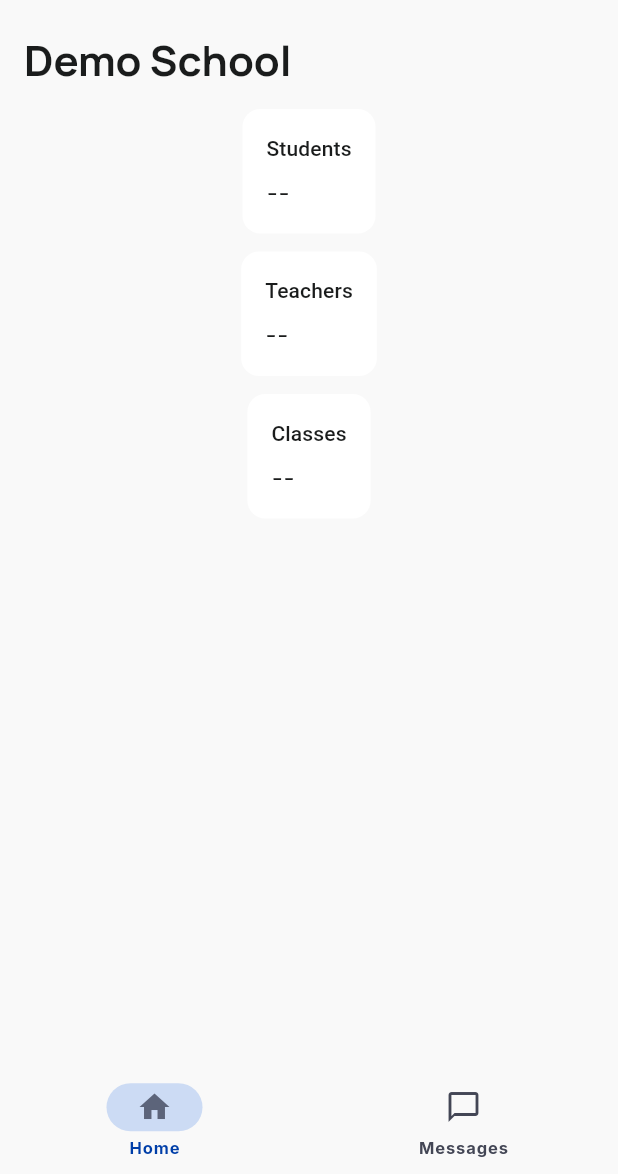
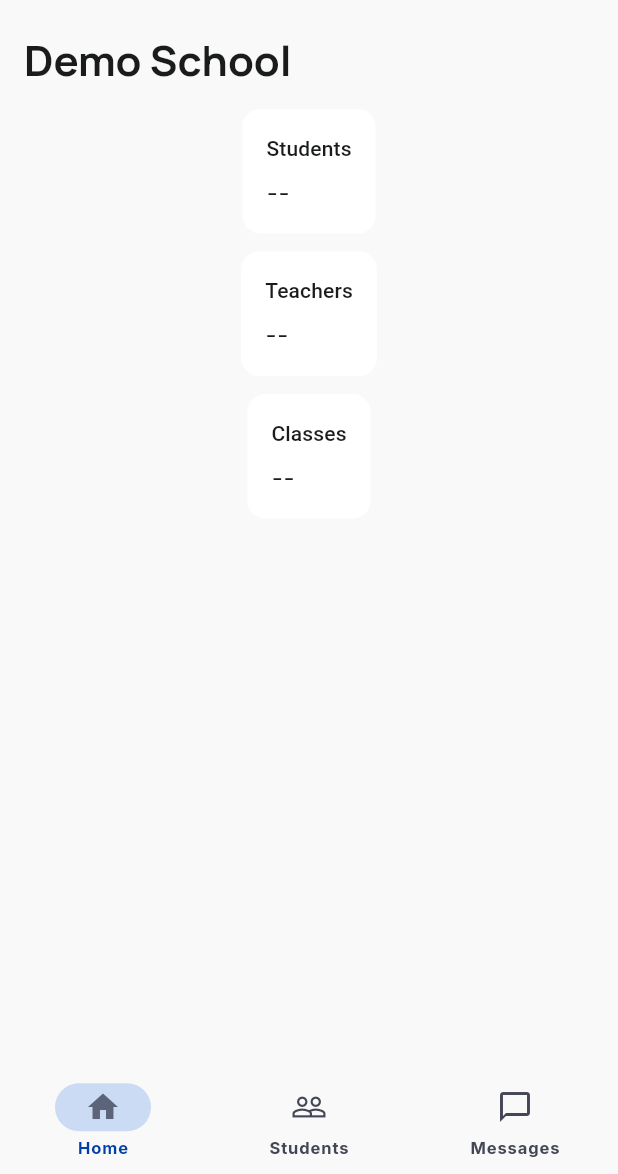
Before and after one commit to abdulsamadaidid-code/Schoolify, a Flutter app: the screen it shows after launch, after a tap on "Continue as Admin", on a phone screen of 412 x 824 dp, the part 62-1236 px from its top. Run offline on Flutter 3.47's test engine with Material 3 defaults, Android fonts, the phone set to English and light mode, and no system bars; our stand-ins replace flutter_riverpod, go_router, google_fonts, supabase_flutter; accounts and stored records are empty.

Commit message:
Phase 2 — Student management feature
- Add AdminShell with StatefulShellRoute (Home, Students, Messages tabs)
- Add students list screen with add/delete via FAB + bottom sheet
- Add Student domain model and StudentsRepository (Supabase + stub)
- Add supabase/migrations/003_students_write_policies.sql
- Update router: /admin → /admin/dashboard, /admin/students, /admin/messages
- Replace AppShell with AdminShell for admin role

Co-Authored-By: Claude Sonnet 4.6 <noreply@anthropic.com>

```diff
--- a/schoolify_app/lib/app/router.dart
+++ b/schoolify_app/lib/app/router.dart
@@ -3,7 +3,6 @@ import 'package:go_router/go_router.dart';
 
 import 'package:schoolify_app/app/router/go_router_refresh.dart';
 import 'package:schoolify_app/app/router/routes.dart';
-import 'package:schoolify_app/app/shell/app_shell.dart';
 import 'package:schoolify_app/core/auth/domain/auth_session.dart';
 import 'package:schoolify_app/core/auth/domain/user_role.dart';
 import 'package:schoolify_app/core/auth/providers/auth_providers.dart';
@@ -12,6 +11,9 @@ import 'package:schoolify_app/features/auth/presentation/login_page.dart';
 import 'package:schoolify_app/features/auth/presentation/role_select_screen.dart';
 import 'package:schoolify_app/features/home/presentation/pending_role_page.dart';
 import 'package:schoolify_app/features/admin/presentation/admin_dashboard_screen.dart';
+import 'package:schoolify_app/features/admin/presentation/admin_messages_placeholder_screen.dart';
+import 'package:schoolify_app/features/admin/presentation/admin_shell.dart';
+import 'package:schoolify_app/features/students/presentation/students_list_screen.dart';
 import 'package:schoolify_app/features/home/presentation/splash_page.dart';
 import 'package:schoolify_app/features/parent/presentation/parent_announcements_screen.dart';
 import 'package:schoolify_app/features/parent/presentation/parent_attendance_screen.dart';
@@ -52,10 +54,46 @@ final routerProvider = Provider<GoRouter>((ref) {
       ),
       GoRoute(
         path: AppRoutes.admin,
-        builder: (context, state) => const AppShell(
-          role: UserRole.admin,
-          child: AdminDashboardScreen(),
-        ),
+        redirect: (context, state) {
+          if (state.uri.path == AppRoutes.admin) {
+            return AppRoutes.adminDashboard;
+          }
+          return null;
+        },
+        routes: [
+          StatefulShellRoute.indexedStack(
+            builder: (context, state, navigationShell) {
+              return AdminShell(navigationShell: navigationShell);
+            },
+            branches: [
+              StatefulShellBranch(
+                routes: [
+                  GoRoute(
+                    path: 'dashboard',
+                    builder: (context, state) => const AdminDashboardScreen(),
+                  ),
+                ],
+              ),
+              StatefulShellBranch(
+                routes: [
+                  GoRoute(
+                    path: 'students',
+                    builder: (context, state) => const StudentsListScreen(),
+                  ),
+                ],
+              ),
+              StatefulShellBranch(
+                routes: [
+                  GoRoute(
+                    path: 'messages',
+                    builder: (context, state) =>
+                        const AdminMessagesPlaceholderScreen(),
+                  ),
+                ],
+              ),
+            ],
+          ),
+        ],
       ),
       GoRoute(
         path: '/parent',
@@ -229,8 +267,8 @@ String? _redirectDemo(AuthSession session, String loc) {
     return null;
   }
   if (role == UserRole.admin) {
-    if (loc != AppRoutes.admin) {
-      return AppRoutes.admin;
+    if (!loc.startsWith('/admin')) {
+      return AppRoutes.adminDashboard;
     }
     return null;
   }
@@ -249,7 +287,7 @@ String? _redirectSupabase(AuthSession session, String loc) {
 
   final role = session.role!;
   final home = switch (role) {
-    UserRole.admin => AppRoutes.admin,
+    UserRole.admin => AppRoutes.adminDashboard,
     UserRole.teacher => '/teacher/dashboard',
     UserRole.parent => '/parent/dashboard',
   };
@@ -278,8 +316,11 @@ String? _redirectSupabase(AuthSession session, String loc) {
     }
     return null;
   }
-  if (role == UserRole.admin && loc != AppRoutes.admin) {
-    return AppRoutes.admin;
+  if (role == UserRole.admin) {
+    if (!loc.startsWith('/admin')) {
+      return AppRoutes.adminDashboard;
+    }
+    return null;
   }
   return null;
 }
--- a/schoolify_app/lib/app/router/routes.dart
+++ b/schoolify_app/lib/app/router/routes.dart
@@ -4,6 +4,8 @@ abstract final class AppRoutes {
   static const login = '/login';
   static const pendingRole = '/pending-role';
   static const admin = '/admin';
+  static const adminDashboard = '/admin/dashboard';
+  static const adminStudents = '/admin/students';
   static const teacher = '/teacher';
   static const parent = '/parent';
 }
--- a/schoolify_app/lib/core/auth/domain/user_role.dart
+++ b/schoolify_app/lib/core/auth/domain/user_role.dart
@@ -10,7 +10,7 @@ enum UserRole {
 
 extension UserRoleX on UserRole {
   String get routePath => switch (this) {
-        UserRole.admin => '/admin',
+        UserRole.admin => '/admin/dashboard',
         UserRole.teacher => '/teacher',
         UserRole.parent => '/parent',
       };
--- /dev/null
+++ b/schoolify_app/lib/features/admin/presentation/admin_shell.dart
@@ -0,0 +1,123 @@
+import 'package:flutter/material.dart';
+import 'package:flutter_riverpod/flutter_riverpod.dart';
+import 'package:go_router/go_router.dart';
+
+import 'package:schoolify_app/app/router/routes.dart';
+import 'package:schoolify_app/core/auth/auth_notifier.dart';
+import 'package:schoolify_app/core/auth/providers/auth_providers.dart';
+import 'package:schoolify_app/core/config/env.dart';
+
+/// Admin area: dashboard, students, messages (placeholder).
+class AdminShell extends ConsumerStatefulWidget {
+  const AdminShell({super.key, required this.navigationShell});
+
+  final StatefulNavigationShell navigationShell;
+
+  @override
+  ConsumerState<AdminShell> createState() => _AdminShellState();
+}
+
+class _AdminShellState extends ConsumerState<AdminShell> {
+  Future<void> _signOut(BuildContext context) async {
+    if (Env.hasSupabaseConfig) {
+      await ref.read(authRepositoryProvider).signOut();
+    } else {
+      ref.read(authProvider.notifier).signOut();
+    }
+    if (context.mounted) {
+      context.go(AppRoutes.splash);
+    }
+  }
+
+  @override
+  Widget build(BuildContext context) {
+    final shell = widget.navigationShell;
+
+    return LayoutBuilder(
+      builder: (context, constraints) {
+        final wide = constraints.maxWidth >= 840;
+        if (wide) {
+          return Scaffold(
+            appBar: AppBar(
+              title: const Text('Admin'),
+              actions: [
+                IconButton(
+                  tooltip: 'Sign out',
+                  onPressed: () => _signOut(context),
+                  icon: const Icon(Icons.logout),
+                ),
+              ],
+            ),
+            body: Row(
+              children: [
+                NavigationRail(
+                  selectedIndex: shell.currentIndex,
+                  onDestinationSelected: (i) => shell.goBranch(
+                    i,
+                    initialLocation: i == shell.currentIndex,
+                  ),
+                  labelType: NavigationRailLabelType.all,
+                  destinations: const [
+                    NavigationRailDestination(
+                      icon: Icon(Icons.home_outlined),
+                      selectedIcon: Icon(Icons.home),
+                      label: Text('Home'),
+                    ),
+                    NavigationRailDestination(
+                      icon: Icon(Icons.people_outline),
+                      selectedIcon: Icon(Icons.people),
+                      label: Text('Students'),
+                    ),
+                    NavigationRailDestination(
+                      icon: Icon(Icons.chat_bubble_outline),
+                      selectedIcon: Icon(Icons.chat_bubble),
+                      label: Text('Messages'),
+                    ),
+                  ],
+                ),
+                Expanded(child: shell),
+              ],
+            ),
+          );
+        }
+        return Scaffold(
+          appBar: AppBar(
+            title: const Text('Admin'),
+            actions: [
+              IconButton(
+                tooltip: 'Sign out',
+                onPressed: () => _signOut(context),
+                icon: const Icon(Icons.logout),
+              ),
+            ],
+          ),
+          body: shell,
+          bottomNavigationBar: NavigationBar(
+            selectedIndex: shell.currentIndex,
+            onDestinationSelected: (i) => shell.goBranch(
+              i,
+              initialLocation: i == shell.currentIndex,
+            ),
+            destinations: const [
+              NavigationDestination(
+                icon: Icon(Icons.home_outlined),
+                selectedIcon: Icon(Icons.home),
+                label: 'Home',
+              ),
+              NavigationDestination(
+                icon: Icon(Icons.people_outline),
+                selectedIcon: Icon(Icons.people),
+                label: 'Students',
+              ),
+              NavigationDestination(
+                icon: Icon(Icons.chat_bubble_outline),
+                selectedIcon: Icon(Icons.chat_bubble),
+                label: 'Messages',
+              ),
+            ],
+          ),
+        );
+      },
+    );
+  }
+}
--- /dev/null
+++ b/schoolify_app/lib/features/students/presentation/students_list_screen.dart
@@ -0,0 +1,149 @@
+import 'package:flutter/material.dart';
+import 'package:flutter_riverpod/flutter_riverpod.dart';
+
+import 'package:schoolify_app/core/theme/app_spacing.dart';
+import 'package:schoolify_app/core/ui/app_screen_header.dart';
+import 'package:schoolify_app/core/ui/async_page_body.dart';
+import 'package:schoolify_app/core/ui/widgets/schoolify_card.dart';
+import 'package:schoolify_app/features/students/data/students_repository.dart';
+import 'package:schoolify_app/features/students/domain/student.dart';
+import 'package:schoolify_app/features/students/presentation/add_student_sheet.dart';
+import 'package:schoolify_app/features/students/presentation/students_providers.dart';
+
+class StudentsListScreen extends ConsumerWidget {
+  const StudentsListScreen({super.key});
+
+  @override
+  Widget build(BuildContext context, WidgetRef ref) {
+    final async = ref.watch(adminStudentsProvider);
+
+    return Scaffold(
+      floatingActionButton: FloatingActionButton(
+        onPressed: () {
+          showModalBottomSheet<void>(
+            context: context,
+            isScrollControlled: true,
+            showDragHandle: true,
+            builder: (context) => const AddStudentSheet(),
+          );
+        },
+        child: const Icon(Icons.person_add_alt_1),
+      ),
+      body: asyncPageBody(
+        async: async,
+        data: (students) => _StudentListBody(
+          students: students,
+          onDelete: (id) => _confirmDelete(context, ref, id),
+        ),
+      ),
+    );
+  }
+}
+
+Future<void> _confirmDelete(
+  BuildContext context,
+  WidgetRef ref,
+  String id,
+) async {
+  final ok = await showDialog<bool>(
+    context: context,
+    builder: (context) => AlertDialog(
+      title: const Text('Remove student?'),
+      content: const Text(
+        'This removes the student record for your school.',
+      ),
+      actions: [
+        TextButton(
+          onPressed: () => Navigator.pop(context, false),
+          child: const Text('Cancel'),
+        ),
+        TextButton(
+          onPressed: () => Navigator.pop(context, true),
+          child: const Text('Remove'),
+        ),
+      ],
+    ),
+  );
+  if (ok != true || !context.mounted) return;
+  try {
+    await ref.read(studentsRepositoryProvider).deleteStudent(id: id);
+    ref.invalidate(adminStudentsProvider);
+  } catch (e) {
+    if (context.mounted) {
+      ScaffoldMessenger.of(context).showSnackBar(
+        SnackBar(content: Text('Could not remove: $e')),
+      );
+    }
+  }
+}
+
+class _StudentListBody extends StatelessWidget {
+  const _StudentListBody({
+    required this.students,
+    required this.onDelete,
+  });
+
+  final List<Student> students;
+  final void Function(String id) onDelete;
+
+  @override
+  Widget build(BuildContext context) {
+    final theme = Theme.of(context);
+    return ListView(
+      padding: const EdgeInsets.fromLTRB(
+        AppSpacing.md,
+        AppSpacing.sm,
+        AppSpacing.md,
+        AppSpacing.pageBottomInset + 72,
+      ),
+      children: [
+        AppScreenHeader(title: 'Students'),
+        const SizedBox(height: AppSpacing.sm),
+        if (students.isEmpty)
+          Padding(
+            padding: const EdgeInsets.symmetric(horizontal: AppSpacing.md),
+            child: Text(
+              'No students yet. Tap + to add one.',
+              style: theme.textTheme.bodyLarge,
+            ),
+          )
+        else
+          ...students.map(
+            (s) => Padding(
+              padding: const EdgeInsets.only(bottom: AppSpacing.sm),
+              child: SchoolifyCard(
+                child: Row(
+                  crossAxisAlignment: CrossAxisAlignment.start,
+                  children: [
+                    Expanded(
+                      child: Column(
+                        crossAxisAlignment: CrossAxisAlignment.start,
+                        children: [
+                          Text(
+                            s.displayName,
+                            style: theme.textTheme.bodyLarge?.copyWith(
+                              fontWeight: FontWeight.w600,
+                            ),
+                          ),
+                          const SizedBox(height: AppSpacing.xs),
+                          Text(
+                            s.homeroomLabel,
+                            style: theme.textTheme.labelLarge,
+                          ),
+                        ],
+                      ),
+                    ),
+                    IconButton(
+                      tooltip: 'Remove',
+                      icon: const Icon(Icons.delete_outline),
+                      onPressed: () => onDelete(s.id),
+                    ),
+                  ],
+                ),
+              ),
+            ),
+          ),
+      ],
+    );
+  }
+}
--- /dev/null
+++ b/schoolify_app/lib/features/students/presentation/students_providers.dart
@@ -0,0 +1,14 @@
+import 'package:flutter_riverpod/flutter_riverpod.dart';
+
+import 'package:schoolify_app/core/tenancy/school_context.dart';
+import 'package:schoolify_app/features/students/data/students_repository.dart';
+import 'package:schoolify_app/features/students/domain/student.dart';
+
+final adminStudentsProvider =
+    FutureProvider.autoDispose<List<Student>>((ref) async {
+  final schoolId = ref.watch(schoolIdProvider);
+  if (schoolId == null) {
+    throw StateError('Missing school context');
+  }
+  return ref.read(studentsRepositoryProvider).listStudents(schoolId: schoolId);
+});
```
Also changed, not shown: schoolify_app/lib/features/admin/presentation/admin_messages_placeholder_screen.dart (added, +17 -0 lines), schoolify_app/lib/features/students/data/students_repository.dart (added, +158 -0 lines), schoolify_app/lib/features/students/domain/student.dart (added, +16 -0 lines), schoolify_app/lib/features/students/presentation/add_student_sheet.dart (added, +125 -0 lines), 1 other file.
